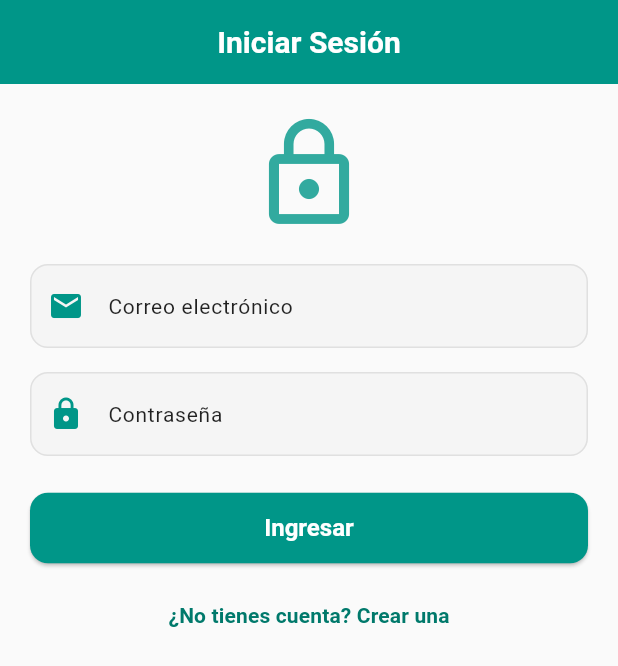
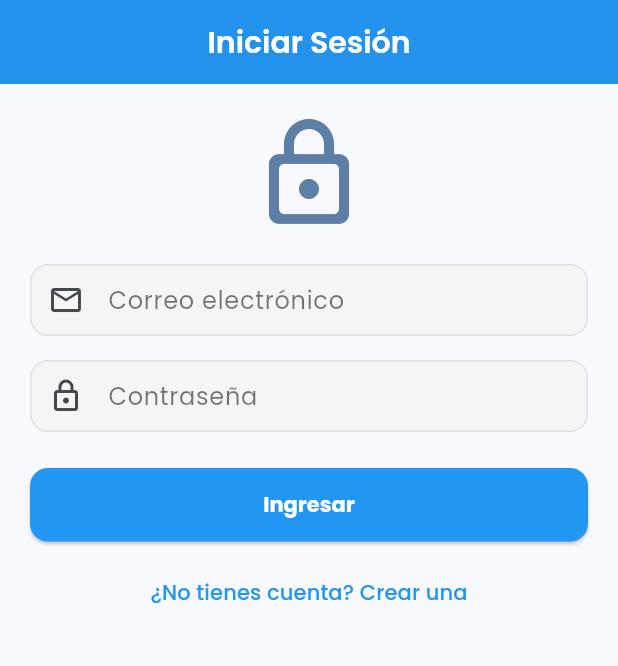
Before and after one commit to santiago-iturralde/app_taller, a Flutter app: the screen it shows after launch, on a phone screen of 412 x 824 dp. Shown: the top 666 px of the screen. Run offline on Flutter 3.47's test engine with Material 3 defaults, Android fonts, the phone set to English and light mode, and no system bars; our stand-ins replace cloud_firestore, firebase_auth, firebase_core, google_fonts, pdf, printing; missing offline and left inert: dart:html, excel; accounts and stored records are empty.

Commit message:
Refactorización de UI y tema centralizado

```diff
--- a/lib/main.dart
+++ b/lib/main.dart
@@ -3,19 +3,18 @@ import 'package:firebase_core/firebase_core.dart';
 import 'package:firebase_auth/firebase_auth.dart';
 import 'package:cloud_firestore/cloud_firestore.dart';
 import 'firebase_options.dart';
-import 'pages/home_page.dart';
-import 'pages/auth_page.dart';
+import 'pages/home_page.dart'; // Asegúrate que la ruta sea correcta
+import 'pages/auth_page.dart'; // Asegúrate que la ruta sea correcta
+// Importamos nuestro tema
 import 'theme.dart';
-
 
 Future<void> _enableOfflinePersistence() async {
   try {
     FirebaseFirestore.instance.settings = const Settings(persistenceEnabled: true);
   } catch (_) {
-// Ignorar si no está disponible en la plataforma/versión.
+    // Ignorar si no está disponible en la plataforma/versión.
   }
 }
-
 
 void main() async {
   WidgetsFlutterBinding.ensureInitialized();
@@ -24,20 +23,18 @@ void main() async {
   runApp(const MyApp());
 }
 
-
 class MyApp extends StatelessWidget {
   const MyApp({super.key});
-
 
   @override
   Widget build(BuildContext context) {
     return MaterialApp(
       debugShowCheckedModeBanner: false,
       title: 'Taller de Reparaciones',
-      theme: ThemeData(
-        colorScheme: ColorScheme.fromSeed(seedColor: Colors.indigo),
-        useMaterial3: true,
-      ),
+
+      // Aplicamos nuestro tema centralizado
+      theme: AppTheme.lightTheme,
+
       home: StreamBuilder<User?>(
         stream: FirebaseAuth.instance.authStateChanges(),
         builder: (context, snapshot) {
--- a/lib/pages/Reportes.dart
+++ b/lib/pages/Reportes.dart
@@ -34,7 +34,7 @@ class _ReportesScreenState extends State<ReportesScreen> {
     final inicioMes = DateTime(_mesSeleccionado.year, _mesSeleccionado.month, 1);
     final finMes = DateTime(_mesSeleccionado.year, _mesSeleccionado.month + 1, 0);
 
-    // INGRESOS (reparaciones pagadas en el mes)
+    // INGRESOS
     final reparacionesSnap = await FirebaseFirestore.instance
         .collection('users')
         .doc(widget.uid)
@@ -53,7 +53,7 @@ class _ReportesScreenState extends State<ReportesScreen> {
       }
     }
 
-    // EGRESOS (egresos del mes)
+    // EGRESOS
     final egresosSnap = await FirebaseFirestore.instance
         .collection('users')
         .doc(widget.uid)
@@ -96,7 +96,6 @@ class _ReportesScreenState extends State<ReportesScreen> {
     return Scaffold(
       appBar: AppBar(
         title: const Text("Reportes"),
-        backgroundColor: Colors.teal,
       ),
       body: _cargando
           ? const Center(child: CircularProgressIndicator())
--- a/lib/pages/auth_page.dart
+++ b/lib/pages/auth_page.dart
@@ -1,6 +1,5 @@
 import 'package:flutter/material.dart';
 import 'package:firebase_auth/firebase_auth.dart';
-import 'home_page.dart';
 
 class AuthPage extends StatefulWidget {
   const AuthPage({super.key});
@@ -13,10 +12,26 @@ class _AuthPageState extends State<AuthPage> {
   final _emailController = TextEditingController();
   final _passController = TextEditingController();
   bool _isLogin = true; // true = login, false = registro
+  bool _isLoading = false; // Para feedback interactivo
 
-  void _submit() async {
+  Future<void> _submit() async {
+    if (_isLoading) return; // Evitar doble submit
+
     final email = _emailController.text.trim();
     final pass = _passController.text.trim();
+
+    // Validar que no estén vacíos
+    if (email.isEmpty || pass.isEmpty) {
+      ScaffoldMessenger.of(context).showSnackBar(
+        SnackBar(
+          content: Text("Por favor, complete todos los campos."),
+          backgroundColor: Theme.of(context).colorScheme.error,
+        ),
+      );
+      return;
+    }
+
+    setState(() => _isLoading = true);
 
     try {
       if (_isLogin) {
@@ -31,57 +46,33 @@ class _AuthPageState extends State<AuthPage> {
         );
       }
 
+      // El StreamBuilder en main.dart se encarga de la navegación.
+
+    } on FirebaseAuthException catch (e) {
       if (!mounted) return;
-      Navigator.pushReplacement(
-        context,
-        MaterialPageRoute(builder: (_) => const HomePage()),
-      );
-    } on FirebaseAuthException catch (e) {
       ScaffoldMessenger.of(context).showSnackBar(
         SnackBar(
-          content: Text(e.message ?? 'Error'),
-          backgroundColor: Colors.redAccent,
+          content: Text(e.message ?? 'Error de autenticación'),
+          backgroundColor: Theme.of(context).colorScheme.error,
         ),
       );
+    } finally {
+      if (mounted) {
+        setState(() => _isLoading = false);
+      }
     }
-  }
-
-  InputDecoration _inputDecoration(String label, IconData icon) {
-    return InputDecoration(
-      labelText: label,
-      prefixIcon: Icon(icon, color: Colors.teal),
-      filled: true,
-      fillColor: Colors.grey[100],
-      labelStyle: const TextStyle(fontSize: 14, color: Colors.black87),
-      enabledBorder: OutlineInputBorder(
-        borderRadius: BorderRadius.circular(12),
-        borderSide: BorderSide(color: Colors.grey.shade300),
-      ),
-      focusedBorder: OutlineInputBorder(
-        borderRadius: BorderRadius.circular(12),
-        borderSide: const BorderSide(color: Colors.teal, width: 2),
-      ),
-    );
   }
 
   @override
   Widget build(BuildContext context) {
+    // Obtenemos el tema y el esquema de colores
     final theme = Theme.of(context);
+    final colorScheme = theme.colorScheme;
 
     return Scaffold(
-      backgroundColor: Colors.grey[50],
+      backgroundColor: colorScheme.surface,
       appBar: AppBar(
-        backgroundColor: Colors.teal,
-        elevation: 0,
-        title: Text(
-          _isLogin ? "Iniciar Sesión" : "Registrarse",
-          style: const TextStyle(
-            fontWeight: FontWeight.bold,
-            fontSize: 20,
-            color: Colors.white,
-          ),
-        ),
-        centerTitle: true,
+        title: Text(_isLogin ? "Iniciar Sesión" : "Registrarse"),
       ),
       body: Padding(
         padding: const EdgeInsets.all(20),
@@ -89,48 +80,55 @@ class _AuthPageState extends State<AuthPage> {
           child: Column(
             mainAxisAlignment: MainAxisAlignment.center,
             children: [
-              Icon(Icons.lock_outline,
-                  size: 80, color: Colors.teal.withOpacity(0.8)),
+              Icon(
+                Icons.lock_outline_rounded,
+                size: 80,
+                color: colorScheme.primary.withOpacity(0.8),
+              ),
               const SizedBox(height: 20),
               TextField(
                 controller: _emailController,
-                decoration: _inputDecoration("Correo electrónico", Icons.email),
+                decoration: const InputDecoration(
+                  labelText: "Correo electrónico",
+                  prefixIcon: Icon(Icons.email_outlined),
+                ),
                 keyboardType: TextInputType.emailAddress,
               ),
               const SizedBox(height: 16),
               TextField(
                 controller: _passController,
-                decoration: _inputDecoration("Contraseña", Icons.lock),
+                decoration: const InputDecoration(
+                  labelText: "Contraseña",
+                  prefixIcon: Icon(Icons.lock_outlined),
+                ),
                 obscureText: true,
               ),
               const SizedBox(height: 24),
               SizedBox(
                 width: double.infinity,
                 child: ElevatedButton(
-                  onPressed: _submit,
-                  style: ElevatedButton.styleFrom(
-                    backgroundColor: Colors.teal,
-                    foregroundColor: Colors.white,
-                    padding: const EdgeInsets.symmetric(vertical: 14),
-                    shape: RoundedRectangleBorder(
-                        borderRadius: BorderRadius.circular(12)),
-                    textStyle: const TextStyle(
-                        fontSize: 16, fontWeight: FontWeight.bold),
-                  ),
-                  child: Text(_isLogin ? "Ingresar" : "Registrarse"),
+                  onPressed: _isLoading ? null : _submit,
+                  child: _isLoading
+                      ? const SizedBox(
+                    width: 20,
+                    height: 20,
+                    child: CircularProgressIndicator(
+                      strokeWidth: 3,
+                      color: Colors.white,
+                    ),
+                  )
+                      : Text(_isLogin ? "Ingresar" : "Registrarse"),
                 ),
               ),
               const SizedBox(height: 10),
               TextButton(
-                onPressed: () => setState(() => _isLogin = !_isLogin),
+                onPressed: _isLoading
+                    ? null
+                    : () => setState(() => _isLogin = !_isLogin),
                 child: Text(
                   _isLogin
                       ? "¿No tienes cuenta? Crear una"
                       : "¿Ya tienes cuenta? Inicia sesión",
-                  style: TextStyle(
-                    color: Colors.teal.shade700,
-                    fontWeight: FontWeight.w600,
-                  ),
                 ),
               ),
             ],
--- a/lib/theme.dart
+++ b/lib/theme.dart
@@ -1,46 +1,73 @@
 import 'package:flutter/material.dart';
 import 'package:google_fonts/google_fonts.dart';
+
+// Definimos los colores base de una vez por todas.
+final _seedColor = Colors.blue;
 
 class AppTheme {
   static ThemeData lightTheme = ThemeData(
     useMaterial3: true,
+    // 1. Creamos el ColorScheme a partir de la semilla (seed)
     colorScheme: ColorScheme.fromSeed(
-      seedColor: Colors.indigo,
+      seedColor: _seedColor,
       brightness: Brightness.light,
+      // Puedes sobrescribir colores específicos si quieres
+      // primary: _seedColor,
+      // secondary: Colors.amber,
     ),
+
+    // 2. Usamos la tipografía de Google Fonts
     textTheme: GoogleFonts.poppinsTextTheme(),
-    appBarTheme: const AppBarTheme(
-      backgroundColor: Colors.indigo,
-      foregroundColor: Colors.white,
+
+    // 3. Definimos CÓMO se verán los componentes en TODA la app
+    appBarTheme: AppBarTheme(
+      backgroundColor: _seedColor,
+      foregroundColor: Colors.white, // Color del texto y los iconos en la AppBar
       elevation: 2,
       centerTitle: true,
+      titleTextStyle: GoogleFonts.poppins(
+        fontSize: 20,
+        fontWeight: FontWeight.w600,
+      ),
     ),
+
     inputDecorationTheme: InputDecorationTheme(
       filled: true,
-      fillColor: Colors.grey,
+      fillColor: Colors.grey.shade100, // Un gris muy sutil
       border: OutlineInputBorder(
         borderRadius: BorderRadius.all(Radius.circular(12)),
         borderSide: BorderSide.none,
       ),
+      enabledBorder: OutlineInputBorder(
+        borderRadius: BorderRadius.all(Radius.circular(12)),
+        borderSide: BorderSide(color: Colors.grey.shade300),
+      ),
+      focusedBorder: OutlineInputBorder(
+        borderRadius: BorderRadius.all(Radius.circular(12)),
+        borderSide: BorderSide(color: _seedColor, width: 2),
+      ),
       labelStyle: TextStyle(color: Colors.black54),
       contentPadding: EdgeInsets.symmetric(horizontal: 16, vertical: 12),
     ),
+
     elevatedButtonTheme: ElevatedButtonThemeData(
       style: ElevatedButton.styleFrom(
-        backgroundColor: Colors.indigo,
+        backgroundColor: _seedColor,
         foregroundColor: Colors.white,
         shape: RoundedRectangleBorder(
           borderRadius: BorderRadius.all(Radius.circular(12)),
         ),
         padding: EdgeInsets.symmetric(horizontal: 20, vertical: 14),
-        textStyle: TextStyle(fontWeight: FontWeight.bold),
+        textStyle: GoogleFonts.poppins(fontWeight: FontWeight.bold),
       ),
     ),
+
     textButtonTheme: TextButtonThemeData(
       style: TextButton.styleFrom(
-        foregroundColor: Colors.indigo,
+        foregroundColor: _seedColor,
       ),
     ),
+
     cardTheme: CardThemeData(
       shape: RoundedRectangleBorder(
         borderRadius: BorderRadius.all(Radius.circular(16)),
@@ -48,8 +75,9 @@ class AppTheme {
       elevation: 3,
       margin: EdgeInsets.symmetric(vertical: 8, horizontal: 12),
     ),
-    floatingActionButtonTheme: const FloatingActionButtonThemeData(
-      backgroundColor: Colors.indigo,
+
+    floatingActionButtonTheme: FloatingActionButtonThemeData(
+      backgroundColor: _seedColor,
       foregroundColor: Colors.white,
       shape: CircleBorder(),
     ),
```
Also changed, not shown: lib/pages/Clientes.dart (+26 -45 lines), lib/pages/Egresos.dart (+18 -13 lines), lib/pages/PerfilTaller.dart (+68 -48 lines), lib/pages/Presupuestos.dart (+24 -51 lines), lib/pages/Reparaciones.dart (+23 -36 lines), lib/pages/historial_reparaciones_cliente.dart (+11 -10 lines), lib/pages/home_page.dart (+16 -26 lines), lib/pages/presupuestos_screen.dart (+31 -18 lines).
